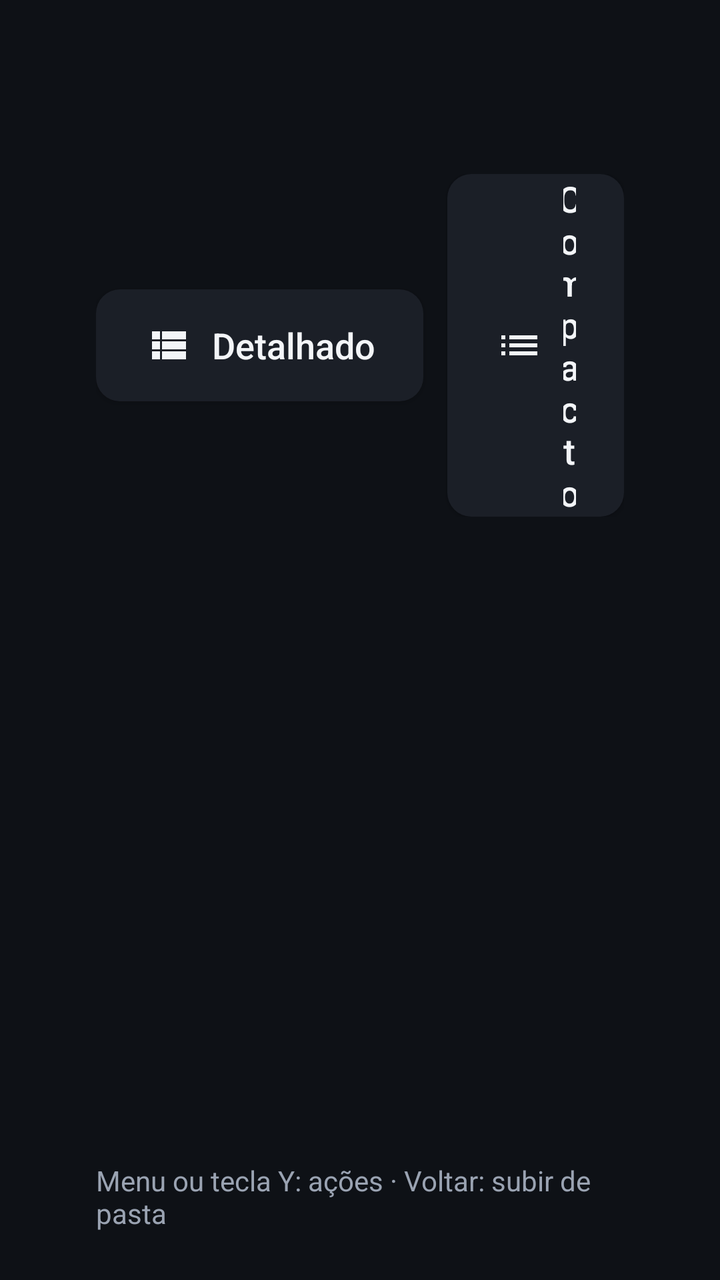
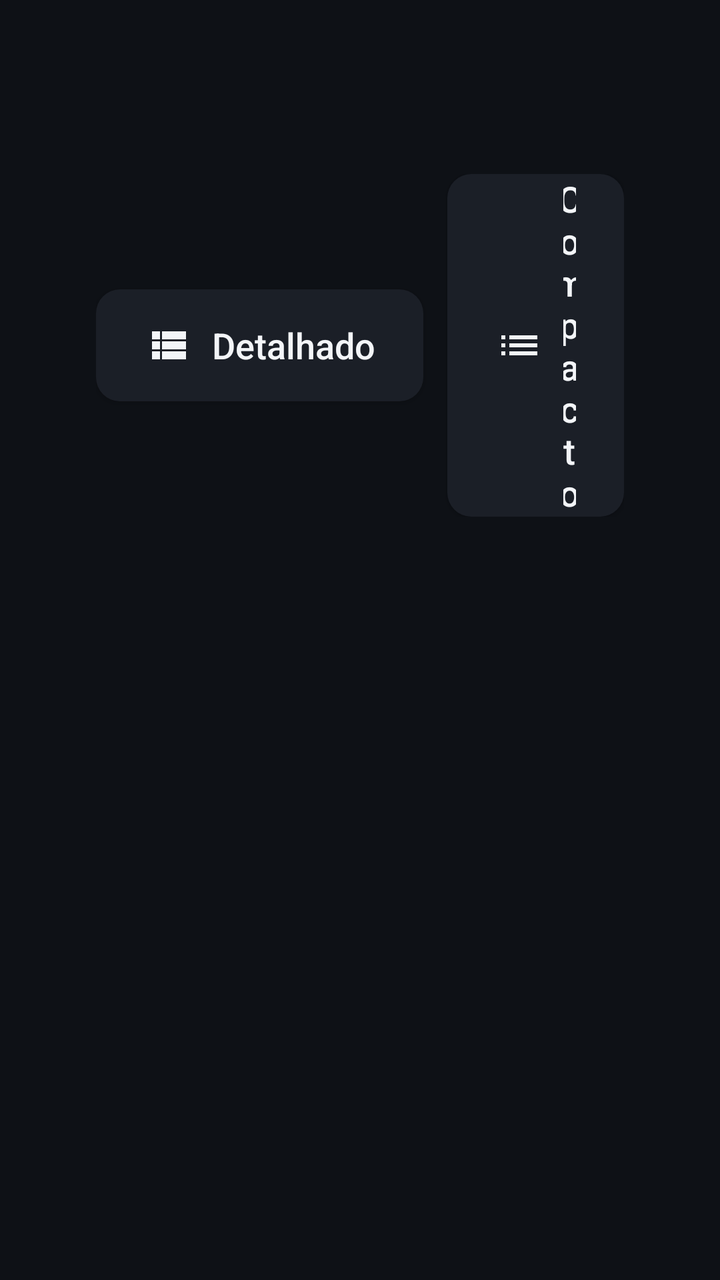

Two renders of the same Android screen: before a commit and after it. Below are the layout's source before the change and the commit's diff.
<!-- AndroidManifest.xml: application theme Theme.Explorer -->
<!-- res/layout/activity_browser.xml -->
<?xml version="1.0" encoding="utf-8"?>
<LinearLayout xmlns:android="http://schemas.android.com/apk/res/android"
    android:layout_width="match_parent"
    android:layout_height="match_parent"
    android:background="@color/bg_app"
    android:orientation="vertical"
    android:paddingStart="48dp"
    android:paddingTop="32dp"
    android:paddingEnd="48dp"
    android:paddingBottom="24dp">

    <TextView
        android:id="@+id/tvTitle"
        android:layout_width="match_parent"
        android:layout_height="wrap_content"
        android:ellipsize="middle"
        android:singleLine="true"
        android:textColor="@color/accent"
        android:textSize="26sp"
        android:textStyle="bold" />

    <LinearLayout
        android:layout_width="match_parent"
        android:layout_height="wrap_content"
        android:layout_marginTop="20dp"
        android:gravity="center_vertical"
        android:orientation="horizontal">

        <Button
            android:id="@+id/btnDetalhado"
            style="@style/Button.Explorer"
            android:layout_width="wrap_content"
            android:layout_height="wrap_content"
            android:background="@drawable/bg_seg_button"
            android:drawableStart="@drawable/ic_list_detail"
            android:drawablePadding="10dp"
            android:drawableTint="@color/selector_seg_text"
            android:text="@string/browser_detalhado"
            android:textColor="@color/selector_seg_text" />

        <Button
            android:id="@+id/btnCompacto"
            style="@style/Button.Explorer"
            android:layout_width="wrap_content"
            android:layout_height="wrap_content"
            android:layout_marginStart="12dp"
            android:background="@drawable/bg_seg_button"
            android:drawableStart="@drawable/ic_list"
            android:drawablePadding="10dp"
            android:drawableTint="@color/selector_seg_text"
            android:text="@string/browser_compacto"
            android:textColor="@color/selector_seg_text" />

        <Button
            android:id="@+id/btnGrade"
            style="@style/Button.Explorer"
            android:layout_width="wrap_content"
            android:layout_height="wrap_content"
            android:layout_marginStart="12dp"
            android:background="@drawable/bg_seg_button"
            android:drawableStart="@drawable/ic_grid"
            android:drawablePadding="10dp"
            android:drawableTint="@color/selector_seg_text"
            android:text="@string/browser_grade"
            android:textColor="@color/selector_seg_text" />

        <View
            android:layout_width="0dp"
            android:layout_height="1dp"
            android:layout_weight="1" />

        <Button
            android:id="@+id/btnOrdenar"
            style="@style/Button.Explorer"
            android:layout_width="wrap_content"
            android:layout_height="wrap_content"
            android:text="@string/ordenar_nome" />

        <Button
            android:id="@+id/btnEnviar"
            style="@style/Button.Explorer"
            android:layout_width="wrap_content"
            android:layout_height="wrap_content"
            android:text="@string/enviar_n"
            android:visibility="gone" />
    </LinearLayout>

    <LinearLayout
        android:id="@+id/layoutCabecalho"
        android:layout_width="match_parent"
        android:layout_height="wrap_content"
        android:layout_marginTop="16dp"
        android:orientation="horizontal"
        android:paddingStart="48dp"
        android:paddingEnd="64dp"
        android:visibility="gone">

        <View
            android:layout_width="28dp"
            android:layout_height="1dp" />

        <TextView
            android:layout_width="0dp"
            android:layout_height="wrap_content"
            android:layout_marginStart="16dp"
            android:layout_weight="1"
            android:text="@string/cabecalho_nome"
            android:textColor="@color/text_secondary"
            android:textSize="14sp"
            android:textStyle="bold" />

        <TextView
            android:layout_width="130dp"
            android:layout_height="wrap_content"
            android:text="@string/cabecalho_tipo"
            android:textColor="@color/text_secondary"
            android:textSize="14sp"
            android:textStyle="bold" />

        <TextView
            android:layout_width="150dp"
            android:layout_height="wrap_content"
            android:text="@string/cabecalho_tamanho"
            android:textColor="@color/text_secondary"
            android:textSize="14sp"
            android:textStyle="bold" />

        <TextView
            android:layout_width="200dp"
            android:layout_height="wrap_content"
            android:text="@string/cabecalho_data"
            android:textColor="@color/text_secondary"
            android:textSize="14sp"
            android:textStyle="bold" />
    </LinearLayout>

    <TextView
        android:id="@+id/tvEmpty"
        android:layout_width="match_parent"
        android:layout_height="wrap_content"
        android:layout_marginTop="120dp"
        android:gravity="center"
        android:textColor="@color/text_secondary"
        android:textSize="22sp"
        android:visibility="gone" />

    <androidx.recyclerview.widget.RecyclerView
        android:id="@+id/rvFiles"
        android:focusable="true"
        android:focusableInTouchMode="true"
        android:layout_width="match_parent"
        android:layout_height="0dp"
        android:layout_weight="1"
        android:layout_marginTop="20dp"
        android:clipToPadding="false"
        android:paddingBottom="16dp" />

    <LinearLayout
        android:id="@+id/layoutClipboard"
        android:layout_width="match_parent"
        android:layout_height="wrap_content"
        android:layout_marginTop="12dp"
        android:background="@drawable/bg_card"
        android:gravity="center_vertical"
        android:orientation="horizontal"
        android:paddingStart="20dp"
        android:paddingTop="10dp"
        android:paddingEnd="16dp"
        android:paddingBottom="10dp"
        android:visibility="gone">

        <TextView
            android:id="@+id/tvClipboard"
            android:layout_width="0dp"
            android:layout_height="wrap_content"
            android:layout_weight="1"
            android:singleLine="true"
            android:ellipsize="middle"
            android:textColor="@color/accent"
            android:textSize="16sp" />

        <Button
            android:id="@+id/btnColarAqui"
            style="@style/Button.Explorer"
            android:layout_width="wrap_content"
            android:layout_height="wrap_content"
            android:layout_marginStart="12dp"
            android:drawableStart="@drawable/ic_paste"
            android:drawablePadding="10dp"
            android:drawableTint="@color/selector_button_text"
            android:text="@string/menu_colar" />

        <Button
            android:id="@+id/btnCancelarClip"
            style="@style/Button.Explorer"
            android:layout_width="wrap_content"
            android:layout_height="wrap_content"
            android:layout_marginStart="12dp"
            android:text="@string/cancelar" />
    </LinearLayout>

    <TextView
        android:id="@+id/tvDica"
        android:layout_width="wrap_content"
        android:layout_height="wrap_content"
        android:layout_marginTop="8dp"
        android:text="@string/browser_dica"
        android:textColor="@color/text_secondary"
        android:textSize="14sp" />
</LinearLayout>
<!-- resources referenced by this layout -->
<resources>
  <color name="accent">#4FC3F7</color>
  <color name="bg_app">#0E1116</color>
  <color name="text_secondary">#9AA3B2</color>
  <!-- drawable ic_grid (drawable) -->
  <vector xmlns:android="http://schemas.android.com/apk/res/android"
      android:height="24dp"
      android:width="24dp"
      android:viewportWidth="24.0"
      android:viewportHeight="24.0">
      <path
          android:fillColor="#FFF3F5F8"
          android:pathData="M3,9h4L7,5L3,5v4zM3,14h4v-4L3,10v4zM8,14h4v-4L8,10v4zM13,14h4v-4h-4v4zM8,9h4L12,5L8,5v4zM13,5v4h4L17,5h-4zM18,14h4v-4h-4v4zM3,19h4v-4L3,15v4zM8,19h4v-4L8,15v4zM13,19h4v-4h-4v4zM18,19h4v-4h-4v4zM18,5v4h4L22,5h-4z">
      </path>
  </vector>
  <!-- drawable ic_list (drawable) -->
  <vector xmlns:android="http://schemas.android.com/apk/res/android"
      android:height="24dp"
      android:width="24dp"
      android:autoMirrored="true"
      android:viewportWidth="24.0"
      android:viewportHeight="24.0">
      <path
          android:fillColor="#FFF3F5F8"
          android:pathData="M3,13h2v-2L3,11v2zM3,17h2v-2L3,15v2zM3,9h2L5,7L3,7v2zM7,13h14v-2L7,11v2zM7,17h14v-2L7,15v2zM7,7v2h14L21,7L7,7z">
      </path>
  </vector>
  <!-- drawable ic_list_detail (drawable) -->
  <vector xmlns:android="http://schemas.android.com/apk/res/android"
      android:height="24dp"
      android:width="24dp"
      android:autoMirrored="true"
      android:viewportWidth="24.0"
      android:viewportHeight="24.0">
      <path
          android:fillColor="#FFF3F5F8"
          android:pathData="M4,14h4v-4L4,10v4zM4,19h4v-4L4,15v4zM4,9h4L8,5L4,5v4zM9,14h12v-4L9,10v4zM9,19h12v-4L9,15v4zM9,5v4h12L21,5L9,5z">
      </path>
  </vector>
  <string name="browser_compacto">Compacto</string>
  <string name="browser_detalhado">Detalhado</string>
  <string name="browser_dica">Menu ou tecla Y: ações · Voltar: subir de pasta</string>
  <string name="browser_grade">Grade</string>
  <string name="cabecalho_data">Data</string>
  <string name="cabecalho_nome">Nome</string>
  <string name="cabecalho_tamanho">Tamanho</string>
  <string name="cabecalho_tipo">Tipo</string>
  <string name="cancelar">Cancelar</string>
  <string name="enviar_n">Enviar (%d)</string>
  <string name="menu_colar">Colar</string>
  <string name="ordenar_nome">Ordenar: Nome</string>
  <style name="Button.Explorer" parent="Widget.AppCompat.Button">
          <item name="android:background">@drawable/bg_button</item>
          <item name="android:textColor">@color/selector_button_text</item>
          <item name="android:textAllCaps">false</item>
          <item name="android:textSize">18sp</item>
          <item name="android:minHeight">56dp</item>
          <item name="android:paddingStart">24dp</item>
          <item name="android:paddingEnd">24dp</item>
      </style>
  <style name="Theme.Explorer" parent="Theme.AppCompat.NoActionBar">
          <item name="colorPrimary">@color/accent_dark</item>
          <item name="colorPrimaryDark">@color/bg_app</item>
          <item name="colorAccent">@color/accent</item>
          <item name="android:windowBackground">@color/bg_app</item>
      </style>
  <color name="surface_focus">#2A3140</color>
  <color name="surface">#1B1F27</color>
  <!-- drawable bg_button (drawable) -->
  <?xml version="1.0" encoding="utf-8"?>
  <selector xmlns:android="http://schemas.android.com/apk/res/android">
      <item android:state_focused="true">
          <shape android:shape="rectangle">
              <solid android:color="@color/accent" />
              <corners android:radius="14dp" />
          </shape>
      </item>
      <item>
          <shape android:shape="rectangle">
              <solid android:color="@color/surface_focus" />
              <corners android:radius="14dp" />
          </shape>
      </item>
  </selector>
  <color name="accent_dark">#1565C0</color>
  <!-- unchanged entries left out for length: 3 -->
</resources>

<!-- the commit's change to res/layout/activity_browser.xml (unified diff, before → after) -->
@@ -1,13 +1,17 @@
 <?xml version="1.0" encoding="utf-8"?>
-<LinearLayout xmlns:android="http://schemas.android.com/apk/res/android"
+<FrameLayout xmlns:android="http://schemas.android.com/apk/res/android"
     android:layout_width="match_parent"
     android:layout_height="match_parent"
-    android:background="@color/bg_app"
-    android:orientation="vertical"
-    android:paddingStart="48dp"
-    android:paddingTop="32dp"
-    android:paddingEnd="48dp"
-    android:paddingBottom="24dp">
+    android:background="@color/bg_app">
+
+    <LinearLayout
+        android:layout_width="match_parent"
+        android:layout_height="match_parent"
+        android:orientation="vertical"
+        android:paddingStart="48dp"
+        android:paddingTop="32dp"
+        android:paddingEnd="48dp"
+        android:paddingBottom="24dp">
 
     <TextView
         android:id="@+id/tvTitle"
@@ -134,26 +138,22 @@
             android:textStyle="bold" />
     </LinearLayout>
 
-    <TextView
-        android:id="@+id/tvEmpty"
-        android:layout_width="match_parent"
-        android:layout_height="wrap_content"
-        android:layout_marginTop="120dp"
-        android:gravity="center"
-        android:textColor="@color/text_secondary"
-        android:textSize="22sp"
-        android:visibility="gone" />
-
-    <androidx.recyclerview.widget.RecyclerView
-        android:id="@+id/rvFiles"
-        android:focusable="true"
-        android:focusableInTouchMode="true"
+
+    <FrameLayout
         android:layout_width="match_parent"
         android:layout_height="0dp"
         android:layout_weight="1"
-        android:layout_marginTop="20dp"
-        android:clipToPadding="false"
-        android:paddingBottom="16dp" />
+        android:layout_marginTop="20dp">
+
+        <androidx.recyclerview.widget.RecyclerView
+            android:id="@+id/rvFiles"
+            android:focusable="true"
+            android:focusableInTouchMode="true"
+            android:layout_width="match_parent"
+            android:layout_height="match_parent"
+            android:clipToPadding="false"
+            android:paddingBottom="16dp" />
+    </FrameLayout>
 
     <LinearLayout
         android:id="@+id/layoutClipboard"
@@ -199,12 +199,16 @@
             android:text="@string/cancelar" />
     </LinearLayout>
 
+</LinearLayout>
+
     <TextView
-        android:id="@+id/tvDica"
+        android:id="@+id/tvEmpty"
         android:layout_width="wrap_content"
         android:layout_height="wrap_content"
-        android:layout_marginTop="8dp"
-        android:text="@string/browser_dica"
+        android:layout_gravity="center"
+        android:gravity="center"
         android:textColor="@color/text_secondary"
-        android:textSize="14sp" />
-</LinearLayout>
+        android:textSize="22sp"
+        android:visibility="gone" />
+
+</FrameLayout>
<!-- resource entries referenced after the edit -->
@@ -40,7 +40,6 @@
   </vector>
   <string name="browser_compacto">Compacto</string>
   <string name="browser_detalhado">Detalhado</string>
-  <string name="browser_dica">Menu ou tecla Y: ações · Voltar: subir de pasta</string>
   <string name="browser_grade">Grade</string>
   <string name="cabecalho_data">Data</string>
   <string name="cabecalho_nome">Nome</string>
